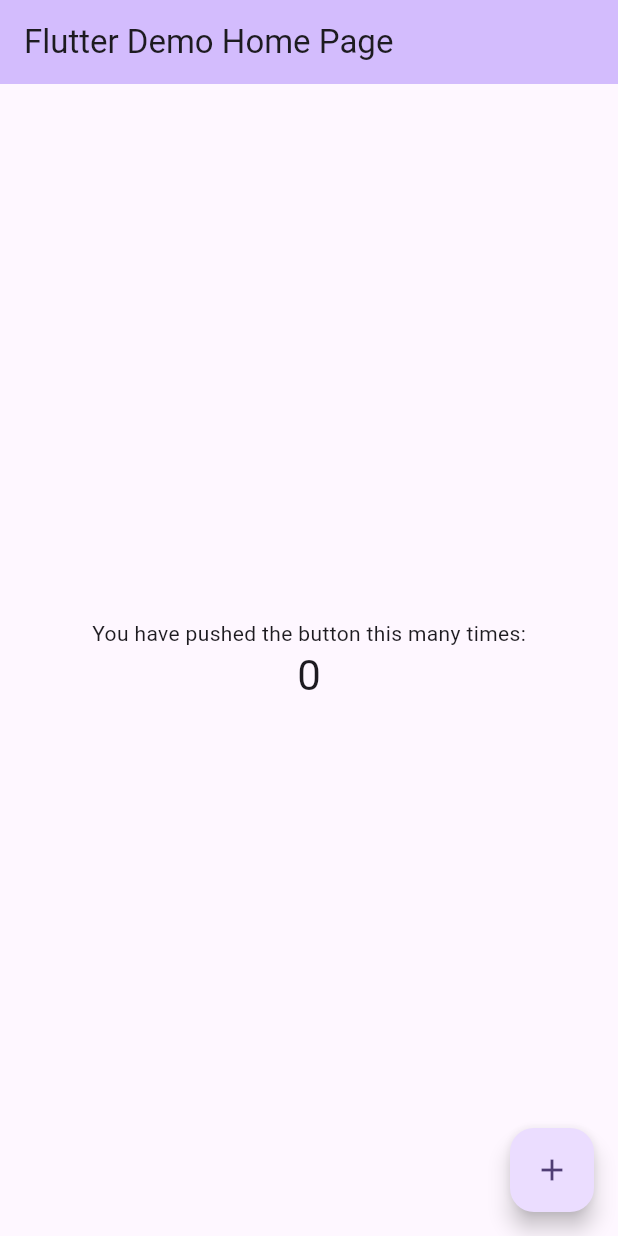
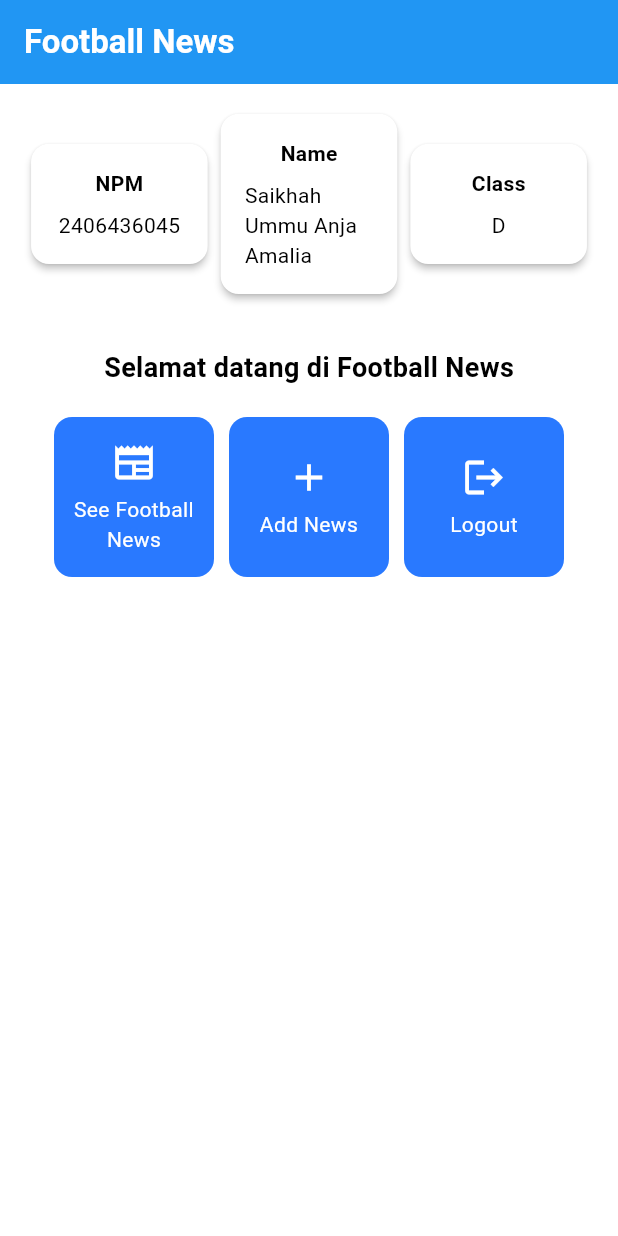
Before and after one commit to Saikhah/football-news-mobile, a Flutter app: the screen it shows after launch, on a phone screen of 412 x 824 dp. Run offline on Flutter 3.47's test engine with Material 3 defaults, Android fonts, the phone set to English and light mode, and no system bars.

Commit message:
tutorial 6 selesai

```diff
--- a/lib/main.dart
+++ b/lib/main.dart
@@ -1,4 +1,5 @@
 import 'package:flutter/material.dart';
+import 'package:football_news_mobile/menu.dart';
 
 void main() {
   runApp(const MyApp());
@@ -28,95 +29,10 @@ class MyApp extends StatelessWidget {
         //
         // This works for code too, not just values: Most code changes can be
         // tested with just a hot reload.
-        colorScheme: ColorScheme.fromSeed(seedColor: Colors.deepPurple),
+         colorScheme: ColorScheme.fromSwatch(primarySwatch: Colors.blue)
+         .copyWith(secondary: Colors.blueAccent[400]),
       ),
-      home: const MyHomePage(title: 'Flutter Demo Home Page'),
+      home: MyHomePage(),
     );
   }
 }
-
-class MyHomePage extends StatefulWidget {
-  const MyHomePage({super.key, required this.title});
-
-  // This widget is the home page of your application. It is stateful, meaning
-  // that it has a State object (defined below) that contains fields that affect
-  // how it looks.
-
-  // This class is the configuration for the state. It holds the values (in this
-  // case the title) provided by the parent (in this case the App widget) and
-  // used by the build method of the State. Fields in a Widget subclass are
-  // always marked "final".
-
-  final String title;
-
-  @override
-  State<MyHomePage> createState() => _MyHomePageState();
-}
-
-class _MyHomePageState extends State<MyHomePage> {
-  int _counter = 0;
-
-  void _incrementCounter() {
-    setState(() {
-      // This call to setState tells the Flutter framework that something has
-      // changed in this State, which causes it to rerun the build method below
-      // so that the display can reflect the updated values. If we changed
-      // _counter without calling setState(), then the build method would not be
-      // called again, and so nothing would appear to happen.
-      _counter++;
-    });
-  }
-
-  @override
-  Widget build(BuildContext context) {
-    // This method is rerun every time setState is called, for instance as done
-    // by the _incrementCounter method above.
-    //
-    // The Flutter framework has been optimized to make rerunning build methods
-    // fast, so that you can just rebuild anything that needs updating rather
-    // than having to individually change instances of widgets.
-    return Scaffold(
-      appBar: AppBar(
-        // TRY THIS: Try changing the color here to a specific color (to
-        // Colors.amber, perhaps?) and trigger a hot reload to see the AppBar
-        // change color while the other colors stay the same.
-        backgroundColor: Theme.of(context).colorScheme.inversePrimary,
-        // Here we take the value from the MyHomePage object that was created by
-        // the App.build method, and use it to set our appbar title.
-        title: Text(widget.title),
-      ),
-      body: Center(
-        // Center is a layout widget. It takes a single child and positions it
-        // in the middle of the parent.
-        child: Column(
-          // Column is also a layout widget. It takes a list of children and
-          // arranges them vertically. By default, it sizes itself to fit its
-          // children horizontally, and tries to be as tall as its parent.
-          //
-          // Column has various properties to control how it sizes itself and
-          // how it positions its children. Here we use mainAxisAlignment to
-          // center the children vertically; the main axis here is the vertical
-          // axis because Columns are vertical (the cross axis would be
-          // horizontal).
-          //
-          // TRY THIS: Invoke "debug painting" (choose the "Toggle Debug Paint"
-          // action in the IDE, or press "p" in the console), to see the
-          // wireframe for each widget.
-          mainAxisAlignment: MainAxisAlignment.center,
-          children: <Widget>[
-            const Text('You have pushed the button this many times:'),
-            Text(
-              '$_counter',
-              style: Theme.of(context).textTheme.headlineMedium,
-            ),
-          ],
-        ),
-      ),
-      floatingActionButton: FloatingActionButton(
-        onPressed: _incrementCounter,
-        tooltip: 'Increment',
-        child: const Icon(Icons.add),
-      ), // This trailing comma makes auto-formatting nicer for build methods.
-    );
-  }
-}
--- /dev/null
+++ b/lib/menu.dart
@@ -0,0 +1,188 @@
+import 'package:flutter/material.dart';
+
+ class MyHomePage extends StatelessWidget {
+    MyHomePage({super.key});
+
+    final String nama = "Saikhah Ummu Anja Amalia"; //nama
+    final String npm = "2406436045"; //npm
+    final String kelas = "D"; //kelas
+
+    final List<ItemHomepage> items = [
+    ItemHomepage("See Football News", Icons.newspaper),
+    ItemHomepage("Add News", Icons.add),
+    ItemHomepage("Logout", Icons.logout),
+    ];
+
+   @override
+   Widget build(BuildContext context) {
+          // Scaffold menyediakan struktur dasar halaman dengan AppBar dan body.
+          return Scaffold(
+            // AppBar adalah bagian atas halaman yang menampilkan judul.
+            appBar: AppBar(
+              // Judul aplikasi "Football News" dengan teks putih dan tebal.
+              title: const Text(
+                'Football News',
+                style: TextStyle(
+                  color: Colors.white,
+                  fontWeight: FontWeight.bold,
+                ),
+              ),
+              // Warna latar belakang AppBar diambil dari skema warna tema aplikasi.
+              backgroundColor: Theme.of(context).colorScheme.primary,
+            ),
+            // Body halaman dengan padding di sekelilingnya.
+            body: Padding(
+              padding: const EdgeInsets.all(16.0),
+              // Menyusun widget secara vertikal dalam sebuah kolom.
+              child: Column(
+                crossAxisAlignment: CrossAxisAlignment.center,
+                children: [
+                  // Row untuk menampilkan 3 InfoCard secara horizontal.
+                  Row(
+                    mainAxisAlignment: MainAxisAlignment.spaceEvenly,
+                    children: [
+                      InfoCard(title: 'NPM', content: npm),
+                      InfoCard(title: 'Name', content: nama),
+                      InfoCard(title: 'Class', content: kelas),
+                    ],
+                  ),
+
+                  // Memberikan jarak vertikal 16 unit.
+                  const SizedBox(height: 16.0),
+
+                  // Menempatkan widget berikutnya di tengah halaman.
+                  Center(
+                    child: Column(
+                      // Menyusun teks dan grid item secara vertikal.
+
+                      children: [
+                        // Menampilkan teks sambutan dengan gaya tebal dan ukuran 18.
+                        const Padding(
+                          padding: EdgeInsets.only(top: 16.0),
+                          child: Text(
+                            'Selamat datang di Football News',
+                            style: TextStyle(
+                              fontWeight: FontWeight.bold,
+                              fontSize: 18.0,
+                            ),
+                          ),
+                        ),
+
+                        // Grid untuk menampilkan ItemCard dalam bentuk grid 3 kolom.
+                        GridView.count(
+                          primary: true,
+                          padding: const EdgeInsets.all(20),
+                          crossAxisSpacing: 10,
+                          mainAxisSpacing: 10,
+                          crossAxisCount: 3,
+                          // Agar grid menyesuaikan tinggi kontennya.
+                          shrinkWrap: true,
+
+                          // Menampilkan ItemCard untuk setiap item dalam list items.
+                          children: items.map((ItemHomepage item) {
+                            return ItemCard(item);
+                          }).toList(),
+                        ),
+                      ],
+                    ),
+                  ),
+                ],
+              ),
+            ),
+          );
+   }
+ }
+
+ class InfoCard extends StatelessWidget {
+       // Kartu informasi yang menampilkan title dan content.
+
+       final String title;  // Judul kartu.
+       final String content;  // Isi kartu.
+
+       const InfoCard({super.key, required this.title, required this.content});
+
+       @override
+       Widget build(BuildContext context) {
+         return Card(
+           // Membuat kotak kartu dengan bayangan dibawahnya.
+           elevation: 2.0,
+           child: Container(
+             // Mengatur ukuran dan jarak di dalam kartu.
+             width: MediaQuery.of(context).size.width / 3.5, // menyesuaikan dengan lebar device yang digunakan.
+             padding: const EdgeInsets.all(16.0),
+             // Menyusun title dan content secara vertikal.
+             child: Column(
+               children: [
+                 Text(
+                   title,
+                   style: const TextStyle(fontWeight: FontWeight.bold),
+                 ),
+                 const SizedBox(height: 8.0),
+                 Text(content),
+               ],
+             ),
+           ),
+         );
+       }
+     }
+
+ class ItemCard extends StatelessWidget {
+   // Menampilkan kartu dengan ikon dan nama.
+
+   final ItemHomepage item;
+
+   const ItemCard(this.item, {super.key});
+
+   @override
+   Widget build(BuildContext context) {
+     return Material(
+       // Menentukan warna latar belakang dari tema aplikasi.
+       color: Theme.of(context).colorScheme.secondary,
+       // Membuat sudut kartu melengkung.
+       borderRadius: BorderRadius.circular(12),
+
+       child: InkWell(
+         // Aksi ketika kartu ditekan.
+         onTap: () {
+           // Menampilkan pesan SnackBar saat kartu ditekan.
+           ScaffoldMessenger.of(context)
+             ..hideCurrentSnackBar()
+             ..showSnackBar(
+               SnackBar(content: Text("Kamu telah menekan tombol ${item.name}!"))
+             );
+         },
+         // Container untuk menyimpan Icon dan Text
+         child: Container(
+           padding: const EdgeInsets.all(8),
+           child: Center(
+             child: Column(
+               // Menyusun ikon dan teks di tengah kartu.
+               mainAxisAlignment: MainAxisAlignment.center,
+               children: [
+                 Icon(
+                   item.icon,
+                   color: Colors.white,
+                   size: 30.0,
+                 ),
+                 const Padding(padding: EdgeInsets.all(3)),
+                 Text(
+                   item.name,
+                   textAlign: TextAlign.center,
+                   style: const TextStyle(color: Colors.white),
+                 ),
+               ],
+             ),
+           ),
+         ),
+       ),
+     );
+   }
+
+ }
+
+ class ItemHomepage {
+  final String name;
+  final IconData icon;
+
+  ItemHomepage(this.name, this.icon);
+ }
```
